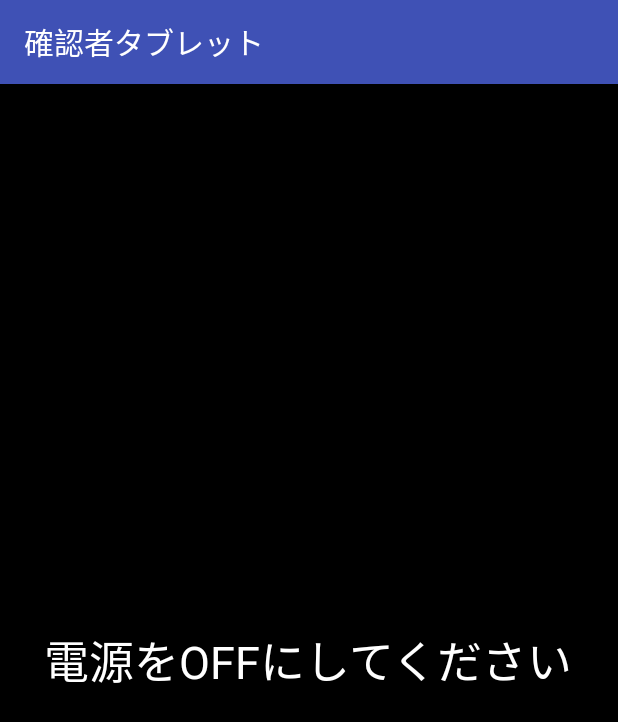
After one commit to intc-kdk/conf, an Android app: the EndOffActivity screen opened directly, with no data from a screen before it, on a phone screen of 412 x 824 dp. The commit adds this screen. Shown: the top 722 px of the screen. Run offline under Robolectric (Android 15) with nearby library versions, the phone set to English and light mode, and no system bars.

Commit message:
電源OFF（9C@コマンド）受信処理追加

```diff
--- a/app/src/main/AndroidManifest.xml
+++ b/app/src/main/AndroidManifest.xml
@@ -19,7 +19,8 @@
         </activity>
         <activity android:name=".ProcedureActivity" />
         <activity android:name=".OperationActivity" />
-        <activity android:name=".EndActivity"></activity>
+        <activity android:name=".EndActivity" />
+        <activity android:name=".EndOffActivity"></activity>
     </application>
 
 </manifest>
--- /dev/null
+++ b/app/src/main/java/com/intc_service/confrimationapp/EndOffActivity.java
@@ -0,0 +1,13 @@
+package com.intc_service.confrimationapp;
+
+import android.support.v7.app.AppCompatActivity;
+import android.os.Bundle;
+
+public class EndOffActivity extends AppCompatActivity {
+
+    @Override
+    protected void onCreate(Bundle savedInstanceState) {
+        super.onCreate(savedInstanceState);
+        setContentView(R.layout.activity_end_off);
+    }
+}
--- a/app/src/main/java/com/intc_service/confrimationapp/OperationActivity.java
+++ b/app/src/main/java/com/intc_service/confrimationapp/OperationActivity.java
@@ -223,6 +223,8 @@ public class OperationActivity extends AppCompatActivity
             if (bdRecievedData.getString("format").equals("JSON")) {
                 mData = dsHelper.makeSendData("50", "");
             }
+        } else if (cmd.equals("9C")) {  // 電源OFF画面
+            mData="50@$";
         } else if (cmd.equals("99")) {
             mData = "99@$";
         } else if (cmd.equals("91")) {  // 受信エラー処理 onFinishRecieveProgress で処理
@@ -248,6 +250,9 @@ public class OperationActivity extends AppCompatActivity
                 // サーバーからの指示を待機
                 recieveFragment.listen();
             }
+        } else if (cmd.equals("9C")) {  // 電源OFF画面
+            Intent intent = new Intent(this, EndOffActivity.class);
+            startActivity(intent);
         } else if (cmd.equals("99")) { // accept キャンセル
             // ここでは何もせず、応答の"99"受信で処理
 
--- a/app/src/main/java/com/intc_service/confrimationapp/ProcedureActivity.java
+++ b/app/src/main/java/com/intc_service/confrimationapp/ProcedureActivity.java
@@ -206,7 +206,8 @@ public class ProcedureActivity extends AppCompatActivity
             if (bdRecievedData.getString("format").equals("JSON")) {
                 mData = dsHelper.makeSendData("50", "");
             }
-
+        } else if (cmd.equals("9C")) {  // 電源OFF画面 onFinishRecieveProgress で処理
+            mData = "50@$";
         } else if (cmd.equals("91")) {  // 受信エラー処理 onFinishRecieveProgress で処理
             mData = "";
         } else if (cmd.equals("92")) {  // タイムアウト onFinishRecieveProgress で処理
@@ -287,6 +288,9 @@ public class ProcedureActivity extends AppCompatActivity
                 // サーバーからの指示を待機
                 recieveFragment.listen();
             }
+        } else if (cmd.equals("9C")) {  // 電源OFF画面
+            Intent intent = new Intent(this, EndOffActivity.class);
+            startActivity(intent);
         } else if (cmd.equals("91")) {  // 受信エラー処理
             System.out.println("※※※※　受信エラー ※※※");
             alertDialogUtil.show(this, getResources().getString(R.string.nw_err_title),getResources().getString(R.string.nw_err_message));
--- /dev/null
+++ b/app/src/main/res/layout/activity_end_off.xml
@@ -0,0 +1,22 @@
+<?xml version="1.0" encoding="utf-8"?>
+<FrameLayout xmlns:android="http://schemas.android.com/apk/res/android"
+    xmlns:tools="http://schemas.android.com/tools"
+    android:id="@+id/activity_end_off"
+    android:layout_width="match_parent"
+    android:layout_height="match_parent"
+    android:paddingBottom="@dimen/activity_vertical_margin"
+    android:paddingLeft="@dimen/activity_horizontal_margin"
+    android:paddingRight="@dimen/activity_horizontal_margin"
+    android:paddingTop="@dimen/activity_vertical_margin"
+    tools:context="com.intc_service.confrimationapp.EndOffActivity"
+    android:background="@color/colorTextBlack">
+
+    <TextView
+        android:text="電源をOFFにしてください"
+        android:layout_width="wrap_content"
+        android:layout_height="wrap_content"
+        android:id="@+id/textView2"
+        android:textSize="30sp"
+        android:textColor="@color/colorText"
+        android:layout_gravity="center" />
+</FrameLayout>
```
Also changed, not shown: app/src/main/java/com/intc_service/confrimationapp/EndActivity.java (+50 -1 lines), app/src/main/java/com/intc_service/confrimationapp/WaitActivity.java (+6 -1 lines).
